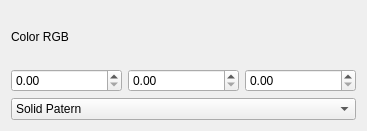
Above: Project/color.ui from Flanctory-Studio/QtDelivery before the change. Below: the same form after it.
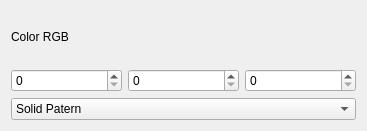
That is the form after the change.

What changed in the file:
```diff
--- a/Project/color.ui
+++ b/Project/color.ui
@@ -25,8 +25,11 @@
     <layout class="QHBoxLayout" name="horizontalLayout">
      <item>
       <widget class="QDoubleSpinBox" name="spinR">
+       <property name="decimals">
+        <number>0</number>
+       </property>
        <property name="maximum">
-        <double>1.000000000000000</double>
+        <double>255.000000000000000</double>
        </property>
        <property name="singleStep">
         <double>1.000000000000000</double>
@@ -35,8 +38,11 @@
      </item>
      <item>
       <widget class="QDoubleSpinBox" name="spinG">
+       <property name="decimals">
+        <number>0</number>
+       </property>
        <property name="maximum">
-        <double>1.000000000000000</double>
+        <double>255.000000000000000</double>
        </property>
        <property name="singleStep">
         <double>1.000000000000000</double>
@@ -45,8 +51,11 @@
      </item>
      <item>
       <widget class="QDoubleSpinBox" name="spinB">
+       <property name="decimals">
+        <number>0</number>
+       </property>
        <property name="maximum">
-        <double>1.000000000000000</double>
+        <double>255.000000000000000</double>
        </property>
        <property name="singleStep">
         <double>1.000000000000000</double>
```
